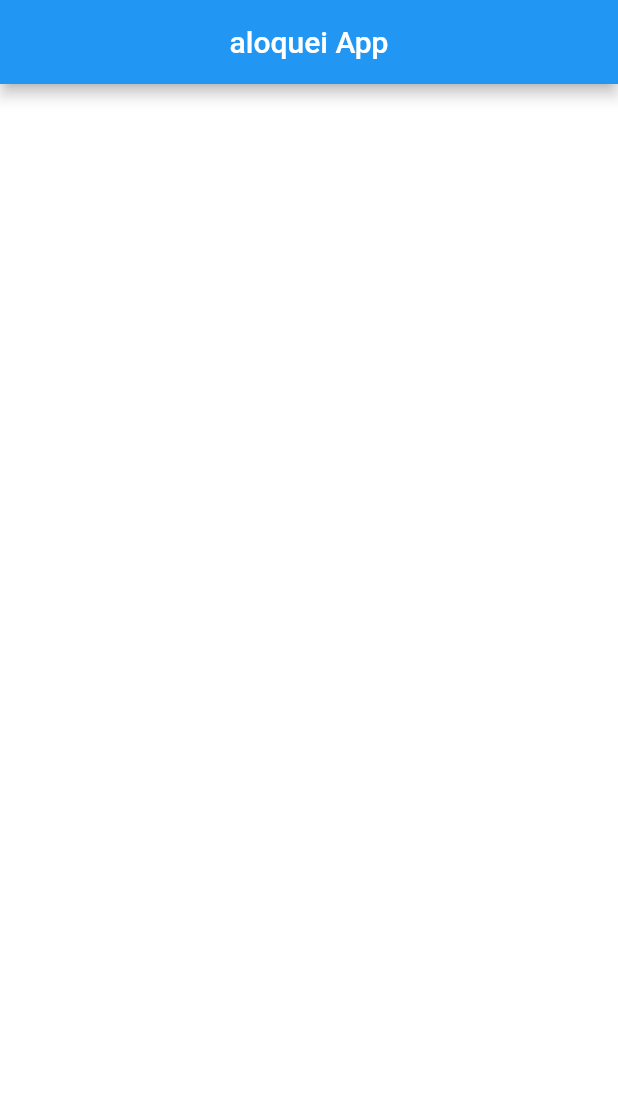
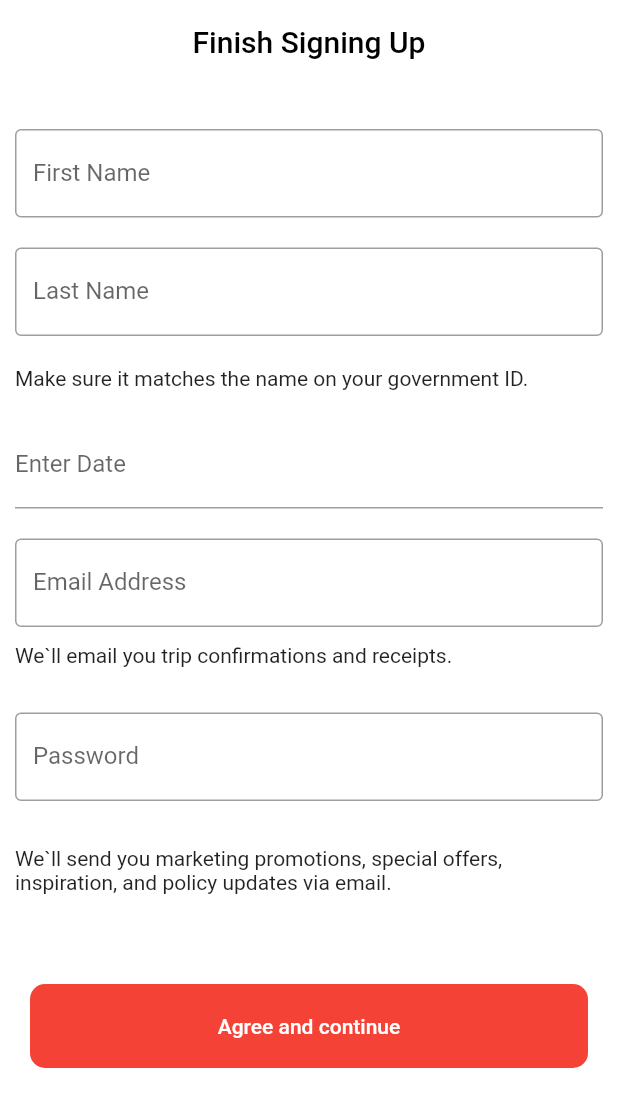
Before and after one commit to Aloquei-App/Aloquei, a Flutter app: the screen it shows after launch, on a phone screen of 412 x 824 dp. Shown: the top 1107 px of the screen. Run offline on Flutter 3.47's test engine with Material 2 defaults, Android fonts, the light colour scheme and no system bars.

Commit message:
rascunho da tela de cadastro

```diff
--- a/lib/main.dart
+++ b/lib/main.dart
@@ -2,5 +2,8 @@ import 'package:aloquei_app/screens/app.dart';
 import 'package:flutter/material.dart';
 
 void main() {
-  runApp(MyApp());
+  runApp(MyApp(
+
+
+  ));
 }
--- a/lib/screens/app.dart
+++ b/lib/screens/app.dart
@@ -6,7 +6,7 @@ class MyApp extends StatelessWidget {
     return MaterialApp(
       title: 'Aloquei App',
       theme: ThemeData(
-        primarySwatch: Colors.blue,
+        primarySwatch: Colors.red,
       ),
       home: MyHomePage(),
     );
@@ -16,16 +16,93 @@ class MyApp extends StatelessWidget {
 class MyHomePage extends StatelessWidget {
   const MyHomePage({Key key}) : super(key: key);
 
+
   @override
   Widget build(BuildContext context) {
     return Scaffold(
       appBar: AppBar(
-        title: Text("aloquei App"),
+        title: Text("Finish Signing Up", style: TextStyle(color: Colors.black),),
+        backgroundColor: Colors.white,
+        elevation: 0,
+
         centerTitle: true,
       ),
       body: Center(
         child: Container(
           color: Colors.white,
+          child: ListView(
+            children: <Widget>[
+              Container(
+                padding: EdgeInsets.fromLTRB(10, 30, 10, 10),
+                child: TextField(
+                    decoration: InputDecoration(
+                        border: OutlineInputBorder(), labelText: 'First Name')),
+              ),
+              Container(
+                padding: EdgeInsets.all(10),
+                child: TextField(
+                    decoration: InputDecoration(
+                        border: OutlineInputBorder(), labelText: 'Last Name')),
+              ),
+              Container(
+                  padding: EdgeInsets.all(10),
+                  child: Text(
+                      'Make sure it matches the name on your government ID.',
+                      softWrap: true)),
+              Container(
+                  padding: EdgeInsets.all(10),
+                  child: InputDatePickerFormField(
+                      firstDate: DateTime(DateTime.now().year - 120),
+                      lastDate: DateTime.now())),
+              Container(
+                  padding: EdgeInsets.all(10),
+                  child: TextField(
+                      decoration: InputDecoration(
+                          border: OutlineInputBorder(),
+                          labelText: 'Email Address'))),
+              Container(
+                  padding: EdgeInsets.fromLTRB(10, 1, 10, 20),
+                  child: Text(
+                      'We`ll email you trip confirmations and receipts.',
+                      softWrap: true)),
+              Container(
+                  padding: EdgeInsets.all(10),
+                  child: TextField(
+                      obscureText: true,
+                      decoration: InputDecoration(
+                          border: OutlineInputBorder(),
+                          labelText: 'Password'))),
+              Container(
+                  padding: EdgeInsets.fromLTRB(10, 20, 10, 20),
+                  child: Text(
+                      'We`ll send you marketing promotions, special offers, inspiration, and policy updates via email.',
+                      softWrap: true)),
+              Container(
+                // child: CheckboxListTile(onChanged: (bool value) {  }, value: null,),
+                padding: EdgeInsets.all(10),
+                ),
+
+              Container(
+                padding: EdgeInsets.all(20),
+                child: ClipRRect(
+                  borderRadius: BorderRadius.circular(10),
+                  child: TextButton(
+                    style: ButtonStyle(
+                      padding: MaterialStateProperty.all(
+                        EdgeInsets.all(20)
+                      ),
+                      backgroundColor: MaterialStateProperty.all(Colors.red)
+                    ),
+                   onPressed: () {  },
+                   child: Text('Agree and continue',
+                   style: TextStyle(color: Colors.white)),
+                  ),
+                ),
+                )
+            ],
+          ),
+
+          // TextField(decoration: InputDecoration(border: OutlineInputBorder(), labelText: 'First Name'))
         ),
       ), // This trailing comma makes auto-formatting nicer for build methods.
     );
```
Also changed, not shown: 2 other files.
